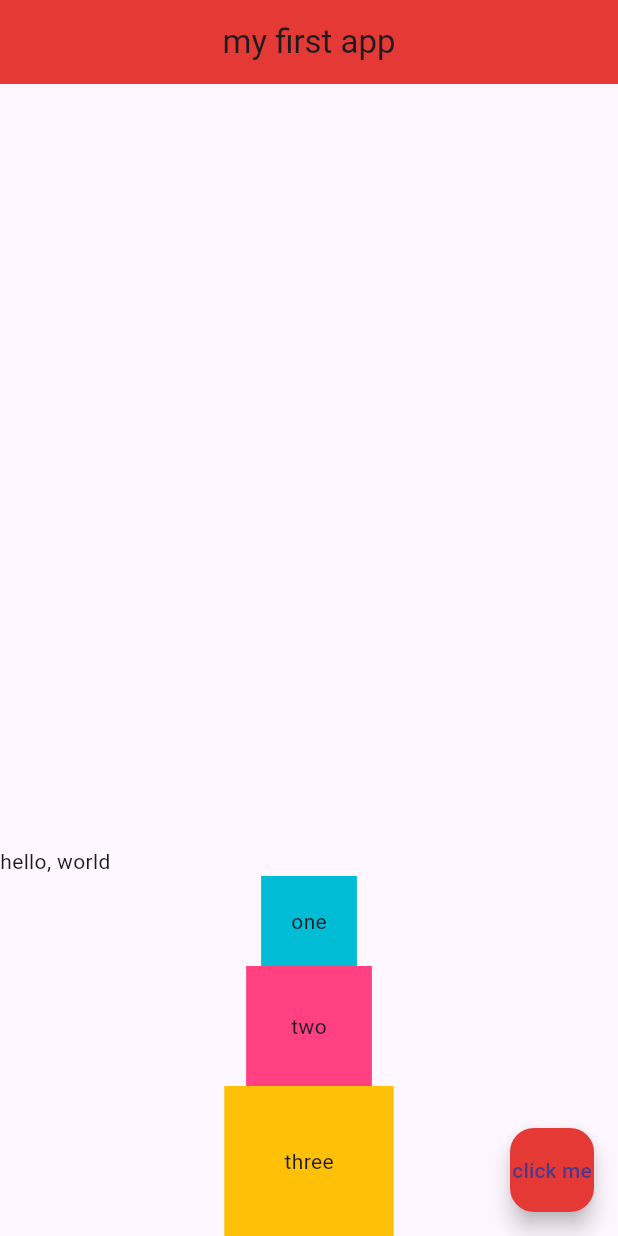
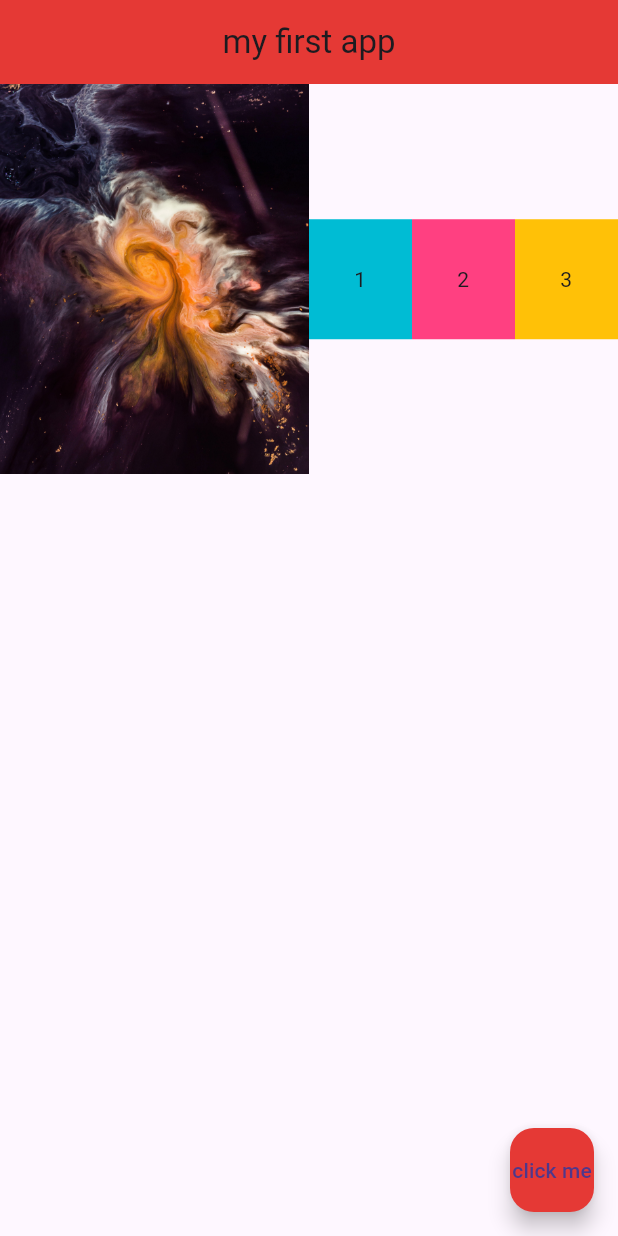
Before and after one commit to doducduy20127477/myflutterapp, a Flutter app: the screen it shows after launch, on a phone screen of 412 x 824 dp. Run offline on Flutter 3.47's test engine with Material 3 defaults, Android fonts, the phone set to English and light mode, and no system bars.

Commit message:
feat: add Expanded widget

```diff
--- a/lib/main.dart
+++ b/lib/main.dart
@@ -17,6 +17,7 @@ class Home extends StatelessWidget {
         centerTitle: true,
         backgroundColor: Colors.red[600],
       ),
+
       // body: Center(
       //   // child: Text(
       //   //   'hello ninjas!',
@@ -94,31 +95,63 @@ class Home extends StatelessWidget {
       //     )
       //   ],
       // ),
-      body: Column(
-        mainAxisAlignment: MainAxisAlignment.end,
-        crossAxisAlignment: CrossAxisAlignment.center,
+      // body: Column(
+      //   mainAxisAlignment: MainAxisAlignment.end,
+      //   crossAxisAlignment: CrossAxisAlignment.center,
+      //   children: [
+      //     Row(
+      //       children: [
+      //         Text('hello, '),
+      //         Text('world')
+      //       ],
+      //     ),
+      //     Container(
+      //       padding: EdgeInsets.all(20.0),
+      //       color: Colors.cyan,
+      //       child: Text('one'),
+      //     ),
+      //     Container(
+      //       padding: EdgeInsets.all(30.0),
+      //       color: Colors.pinkAccent,
+      //       child: Text('two'),
+      //     ),
+      //     Container(
+      //       padding: EdgeInsets.all(40.0),
+      //       color: Colors.amber,
+      //       child: Text('three'),
+      //     )
+      //   ],
+      // ),
+      body: Row(
         children: [
-          Row(
-            children: [
-              Text('hello, '),
-              Text('world')
-            ],
+          Expanded(
+              child: Image.asset('assets/space-2.jpg'),
+            flex: 3,
           ),
-          Container(
-            padding: EdgeInsets.all(20.0),
-            color: Colors.cyan,
-            child: Text('one'),
+          Expanded(
+            flex: 1,
+            child: Container(
+              padding: EdgeInsets.all(30.0),
+              color: Colors.cyan,
+              child: Text('1'),
+            ),
           ),
-          Container(
-            padding: EdgeInsets.all(30.0),
-            color: Colors.pinkAccent,
-            child: Text('two'),
+          Expanded(
+            flex: 1,
+            child: Container(
+              padding: EdgeInsets.all(30.0),
+              color: Colors.pinkAccent,
+              child: Text('2'),
+            ),
           ),
-          Container(
-            padding: EdgeInsets.all(40.0),
-            color: Colors.amber,
-            child: Text('three'),
-          )
+          Expanded(
+            flex: 1,
+            child: Container(
+              padding: EdgeInsets.all(30.0),
+              color: Colors.amber,
+              child: Text('3'),
+            ),
+          ),
         ],
       ),
       floatingActionButton: FloatingActionButton(
```
